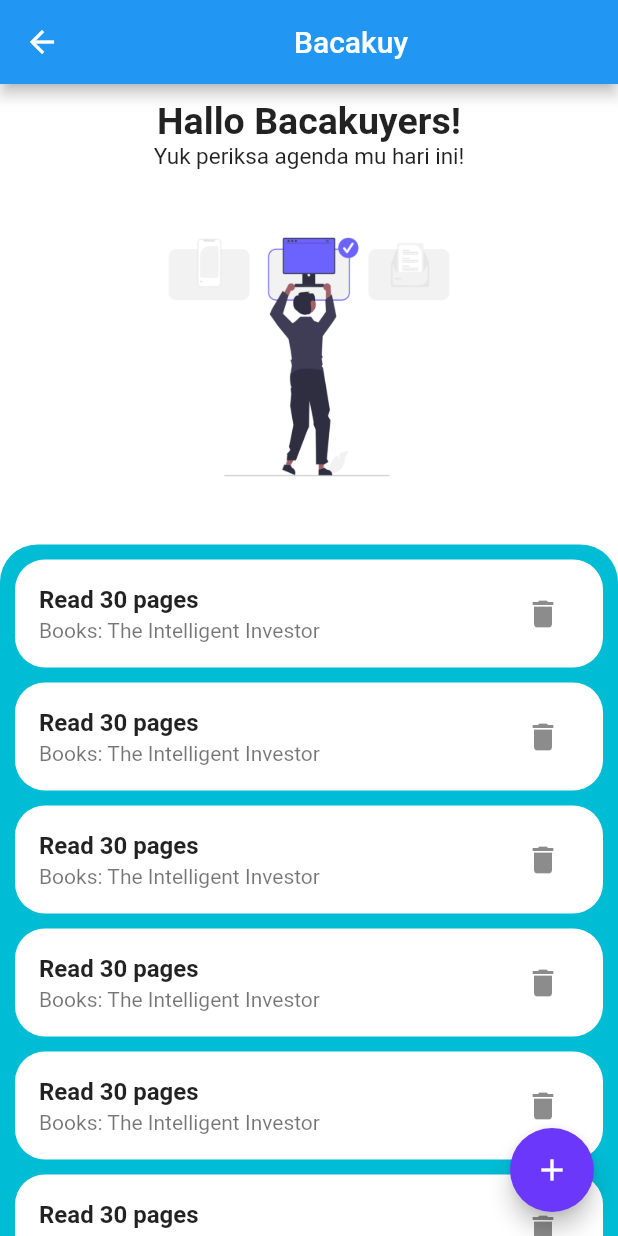
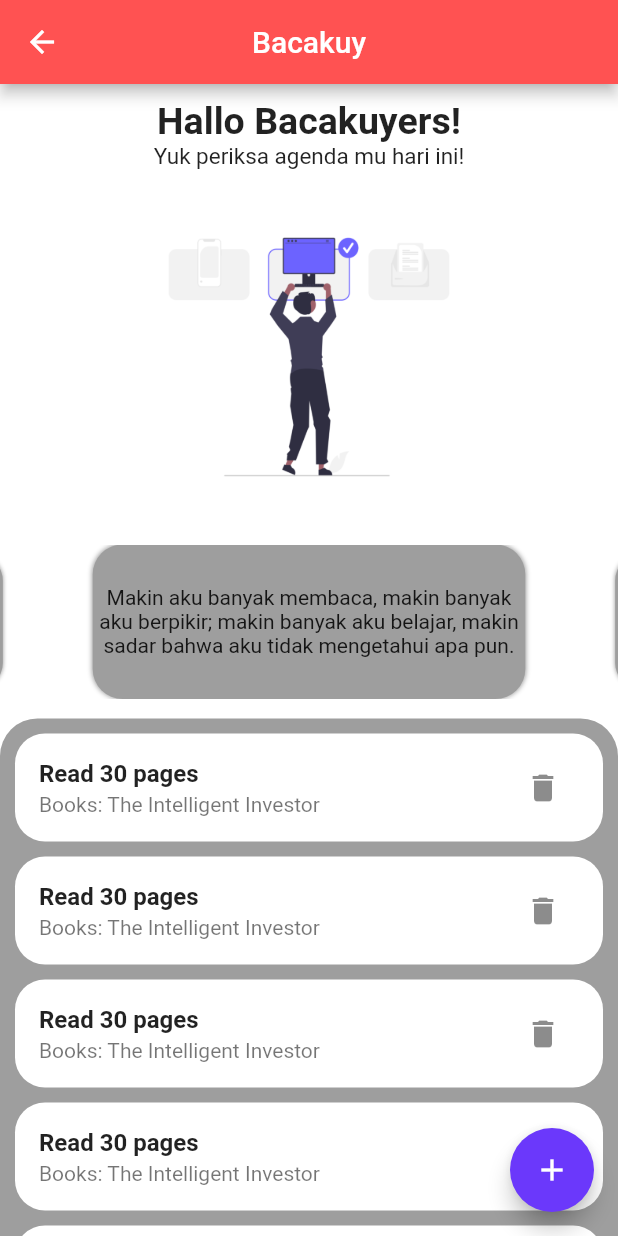
Before and after one commit to dharmayudistira/bacakuy-app, a Flutter app: the ReminderList screen opened directly, on a phone screen of 412 x 824 dp. Run offline on Flutter 3.47's test engine with Material 2 defaults, Android fonts, the phone set to English and light mode, and no system bars; drawn by our look-alikes of carousel_slider; our stand-ins replace font_awesome_flutter, shared_preferences; accounts and stored records are empty.

Commit message:
Revisi List

```diff
--- a/lib/ui/list_reminder.dart
+++ b/lib/ui/list_reminder.dart
@@ -1,3 +1,4 @@
+import 'package:carousel_slider/carousel_slider.dart';
 import 'package:flutter/cupertino.dart';
 import 'package:flutter/material.dart';
 import 'add_reminder.dart';
@@ -11,15 +12,22 @@ class ReminderList extends StatefulWidget {
 }
 
 class _ReminderListState extends State<ReminderList> {
+  int index = 0;
+  List<String> cardList = [
+    "Makin aku banyak membaca, makin banyak aku berpikir; makin banyak aku belajar, makin sadar bahwa aku tidak mengetahui apa pun.",
+    "Ilmu itu ada di mana-mana, pengetahuan di mana-mana tersebar, kalau kita bersedia membaca, dan bersedia mendengar.",
+    "Membaca adalah napas hidup dan jembatan emas ke masa depan.Membaca adalah napas hidup dan jembatan emas ke masa depan."
+  ];
+
   @override
   Widget build(BuildContext context) {
     return Scaffold(
       appBar: AppBar(
-        title: const Center(
-          child: Text(
-            'Bacakuy',
-          ),
+        title: Text(
+          'Bacakuy',
         ),
+        centerTitle: true,
+        backgroundColor: Colors.redAccent,
       ),
       body: SingleChildScrollView(
         child: Stack(
@@ -33,12 +41,33 @@ class _ReminderListState extends State<ReminderList> {
                   style: TextStyle(fontSize: 25, fontWeight: FontWeight.bold),
                   textAlign: TextAlign.left,
                 ),
-                Text("Yuk periksa agenda mu hari ini!", style: TextStyle(fontSize: 15)),
+                Text("Yuk periksa agenda mu hari ini!",
+                    style: TextStyle(fontSize: 15)),
                 SizedBox(
                   height: 250,
                   width: 250,
                   child: Image.asset("assets/images/selecting.png"),
                 ),
+                Container(
+                  child: Center(
+                    child: CarouselSlider(
+                      options: CarouselOptions(
+                        autoPlay: true,
+                        autoPlayInterval: Duration(seconds: 4),
+                        autoPlayAnimationDuration: Duration(milliseconds: 3000),
+                        autoPlayCurve: Curves.fastOutSlowIn,
+                        pauseAutoPlayOnTouch: true,
+                        enlargeCenterPage: true,
+                        viewportFraction: 0.8,
+                        aspectRatio: 4,
+                      ),
+                      items: cardList.map((item) {
+                        return ItemCard(item);
+                      }).toList(),
+                    ),
+                  ),
+                ),
+                SizedBox(height: 13,),
                 listReminder(),
               ],
             ),
@@ -67,7 +96,7 @@ class _ReminderListState extends State<ReminderList> {
           topLeft: Radius.circular(25),
           topRight: Radius.circular(25),
         ),
-        color: Colors.cyan,
+        color: Colors.grey,
       ),
       child: ListView(
         shrinkWrap: true,
@@ -232,3 +261,26 @@ class _ReminderListState extends State<ReminderList> {
     );
   }
 }
+
+class ItemCard extends StatelessWidget {
+  final String title;
+
+  const ItemCard(this.title, {Key? key}) : super(key: key);
+  @override
+  Widget build(BuildContext context) {
+    return Container(
+      width: MediaQuery.of(context).size.width * 0.7,
+      height: 50,
+      decoration: BoxDecoration(
+        borderRadius: BorderRadius.circular(20),
+        color: Colors.grey,
+        boxShadow: [
+          BoxShadow(color: Colors.black.withOpacity(0.4), blurRadius: 2),
+        ],
+      ),
+      child: Center(
+        child: Text(title, textAlign: TextAlign.center,),
+      ),
+    );
+  }
+}
--- a/pubspec.yaml
+++ b/pubspec.yaml
@@ -37,6 +37,7 @@ dependencies:
   shared_preferences: ^2.0.5
   provider: ^6.0.1
   font_awesome_flutter: ^9.2.0
+  carousel_slider: ^4.0.0
 
 dev_dependencies:
   flutter_test:
```
Also changed, not shown: pubspec.lock.
